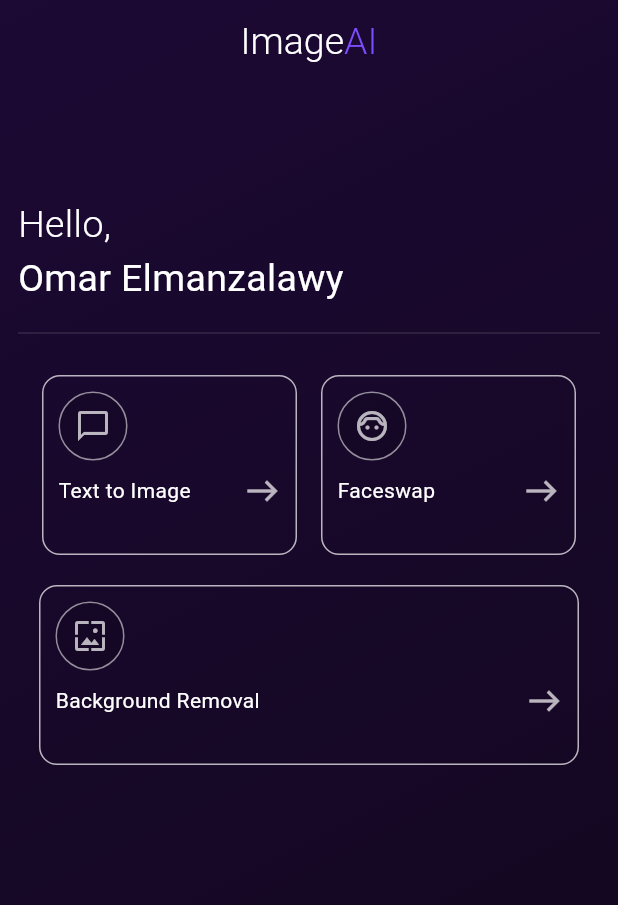
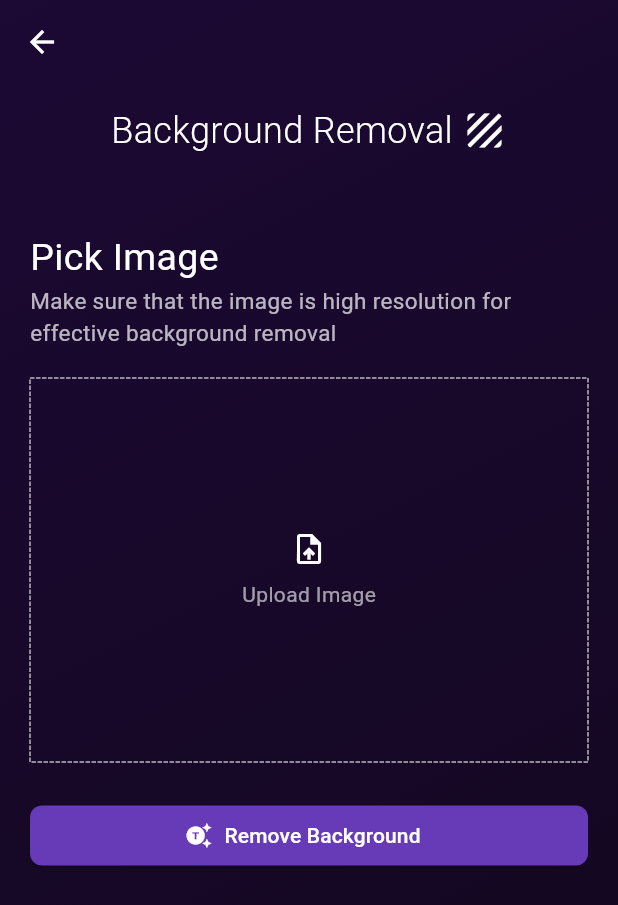
Before and after one commit to OmarElmanzalawy/image_generator_bloc, a Flutter app: the screen it shows after launch, after a tap on "Background Removal", on a phone screen of 412 x 824 dp. Shown: the top 905 px of the screen. Run offline on Flutter 3.47's test engine with Material 3 defaults, Android fonts, the light colour scheme and no system bars; drawn by our look-alikes of dotted_border; our stand-ins replace animated_text_kit, bloc, dio, flutter_bloc, flutter_dotenv, image_picker and 1 more.

Commit message:
ui changes

```diff
--- /dev/null
+++ b/lib/feature/pages/background_removal/ui/background_removal_screen.dart
@@ -0,0 +1,80 @@
+import 'package:flutter/material.dart';
+import 'package:image_generator_bloc/feature/constants/app_styles.dart';
+import 'package:image_generator_bloc/feature/pages/faceswap/ui/widgets/upload_image_card.dart';
+import 'package:image_generator_bloc/feature/pages/prompt/ui/widgets/icon_action_button.dart';
+import 'package:image_generator_bloc/feature/widgets/screen_title.dart';
+
+class BackgroundRemovalScreen extends StatelessWidget {
+  const BackgroundRemovalScreen({super.key});
+
+  @override
+  Widget build(BuildContext context) {
+    return Scaffold(
+      extendBodyBehindAppBar: true,
+      appBar: AppBar(
+        backgroundColor: Colors.transparent,
+      ),
+      body: Stack(
+        alignment: Alignment.center,
+        children: [
+            Container(
+                    decoration: BoxDecoration(
+                      gradient: LinearGradient(
+                        begin: Alignment.topLeft,
+                        end: Alignment.bottomRight,
+                        colors: [
+                          Theme.of(context).colorScheme.primary,
+                          Theme.of(context).colorScheme.secondary,
+                        ],
+                      ),
+                    ),
+                  ),
+            Padding(
+              padding: const EdgeInsets.all(20.0),
+              child: Column(
+                // mainAxisAlignment: MainAxisAlignment.start,
+                crossAxisAlignment: CrossAxisAlignment.start,
+                children: [
+                  const SizedBox(height: 50,),
+                  ScreenTitle(title: "Background Removal ", icon: Icons.texture,fontsize: 24,),
+                  const SizedBox(height: 50),
+                    // alignment: Alignment.center,
+                    Column(
+                      crossAxisAlignment: CrossAxisAlignment.start,
+                      mainAxisAlignment: MainAxisAlignment.center,
+                      children: [
+                        Text("Pick Image",style: AppStyles.normalHeaderStyle,),
+                        Text(
+                          'Make sure that the image is high resolution for effective background removal',
+                          style: AppStyles.normalHeaderStyle.copyWith(
+                            fontSize: 15,
+                            color: Colors.white70,
+                          ),
+                        ),
+                        const SizedBox(height: 20,),
+                        UploadImageCard(
+                          padding: 100,
+                          ontap: (){
+
+                          },
+                          ),
+                        const SizedBox(height: 25,),
+                        SizedBox(
+                          width: double.maxFinite,
+                          child: IconActionButton(
+                            title: "Remove Background",
+                             icon: Icons.generating_tokens,
+                             foregroundColor: Colors.white,
+                             iconColor: Colors.white,
+                             ),
+                        )
+                      ],
+                    ),
+                ],
+              ),
+            )
+        ],
+      )
+    );
+  }
+}
--- a/lib/feature/pages/faceswap/ui/widgets/upload_image_card.dart
+++ b/lib/feature/pages/faceswap/ui/widgets/upload_image_card.dart
@@ -4,10 +4,11 @@ import 'package:image_generator_bloc/feature/constants/app_styles.dart';
 import 'package:image_generator_bloc/feature/pages/faceswap/bloc/faceswap_bloc.dart';
 
 class UploadImageCard extends StatelessWidget {
-  const UploadImageCard({super.key, this.icon, this.text, this.ontap,});
+  const UploadImageCard({super.key, this.icon, this.text, this.ontap, this.padding,});
   final IconData? icon;
   final String? text;
   final VoidCallback? ontap;
+  final double? padding;
 
   @override
   Widget build(BuildContext context) {
@@ -18,7 +19,7 @@ class UploadImageCard extends StatelessWidget {
       child: DottedBorder(
         color: Colors.white70,
         child: Padding(
-          padding: const EdgeInsets.all(30.0),
+          padding: EdgeInsets.all(padding ?? 30.0),
           child: Container(
             width: size.width * 0.7,
             child: Column(
--- a/lib/feature/pages/home/ui/home_screen.dart
+++ b/lib/feature/pages/home/ui/home_screen.dart
@@ -81,7 +81,7 @@ class HomeScreen extends StatelessWidget {
                     padding: const EdgeInsets.only(left: 14.0),
                     child: ModeCard(
                       name: 'Background Removal',
-                      // routePath: '/createPrompt',
+                      routePath: '/backgroundRemoval',
                       icon: Icons.wallpaper,
                       width: 360,
                     ),
--- a/lib/feature/widgets/image_result_widget.dart
+++ b/lib/feature/widgets/image_result_widget.dart
@@ -1,7 +1,7 @@
 import 'dart:typed_data';
 
 import 'package:flutter/material.dart';
-import 'package:image_gallery_saver/image_gallery_saver.dart';
+// import 'package:image_gallery_saver/image_gallery_saver.dart';
 import 'package:image_generator_bloc/feature/constants/app_styles.dart';
 import 'package:image_generator_bloc/feature/pages/prompt/ui/widgets/icon_action_button.dart';
 
@@ -47,7 +47,7 @@ class ImageResultWidget extends StatelessWidget {
                      foregroundColor: Colors.white,
                      iconColor: Colors.white,
                      onpressed: ()async{
-                          await ImageGallerySaver.saveImage(image);
+                          // await ImageGallerySaver.saveImage(image);
                      },
                     )),
                 const SizedBox(width: 8,),
--- /dev/null
+++ b/lib/feature/widgets/screen_title.dart
@@ -0,0 +1,24 @@
+import 'package:flutter/material.dart';
+
+class ScreenTitle extends StatelessWidget {
+  const ScreenTitle({super.key, required this.title, required this.icon, this.fontsize});
+
+  final String title;
+  final IconData icon;
+  final double? fontsize;
+
+  @override
+  Widget build(BuildContext context) {
+    return Row(
+      mainAxisAlignment: MainAxisAlignment.center,
+      children: [
+        Text(
+          title,
+          // textAlign: TextAlign.center,
+          style: TextStyle(fontSize: fontsize ?? 28, fontWeight: FontWeight.w300),
+        ),
+        Icon(icon, size: 30),
+      ],
+    );
+  }
+}
--- a/lib/main.dart
+++ b/lib/main.dart
@@ -1,6 +1,7 @@
 import 'package:flutter/material.dart';
 import 'package:flutter/services.dart';
 import 'package:flutter_dotenv/flutter_dotenv.dart';
+import 'package:image_generator_bloc/feature/pages/background_removal/ui/background_removal_screen.dart';
 import 'package:image_generator_bloc/feature/pages/faceswap/ui/faceswap_screen.dart';
 import 'package:image_generator_bloc/feature/pages/home/ui/home_screen.dart';
 import 'package:image_generator_bloc/feature/pages/prompt/ui/create_prompt_screen.dart';
@@ -42,6 +43,7 @@ class MainApp extends StatelessWidget {
         '/createPrompt':  (context) => CreatePromptScreen(),
         '/home': (context) => HomeScreen(),
         '/faceswap': (context) => FaceswapScreen(),
+        '/backgroundRemoval': (context) => BackgroundRemovalScreen(),
       }
     );
   }
--- a/pubspec.yaml
+++ b/pubspec.yaml
@@ -4,7 +4,7 @@ publish_to: 'none'
 version: 0.1.0
 
 environment:
-  sdk: ^3.7.0-267.0.dev
+  sdk: ">=3.7.0-209.1.beta <4.0.0"
 
 dependencies:
   flutter:
@@ -17,7 +17,7 @@ dependencies:
   animated_text_kit: ^4.2.2
   dotted_border: ^2.1.0
   image_picker: ^1.1.2
-  image_gallery_saver: ^2.0.3
+  # image_gallery_saver: ^2.0.3
 
 dev_dependencies:
   flutter_test:
```
Also changed, not shown: lib/feature/pages/faceswap/ui/faceswap_screen.dart (+2 -13 lines), lib/feature/pages/prompt/ui/create_prompt_screen.dart (+59 -4 lines), 12 other files.
